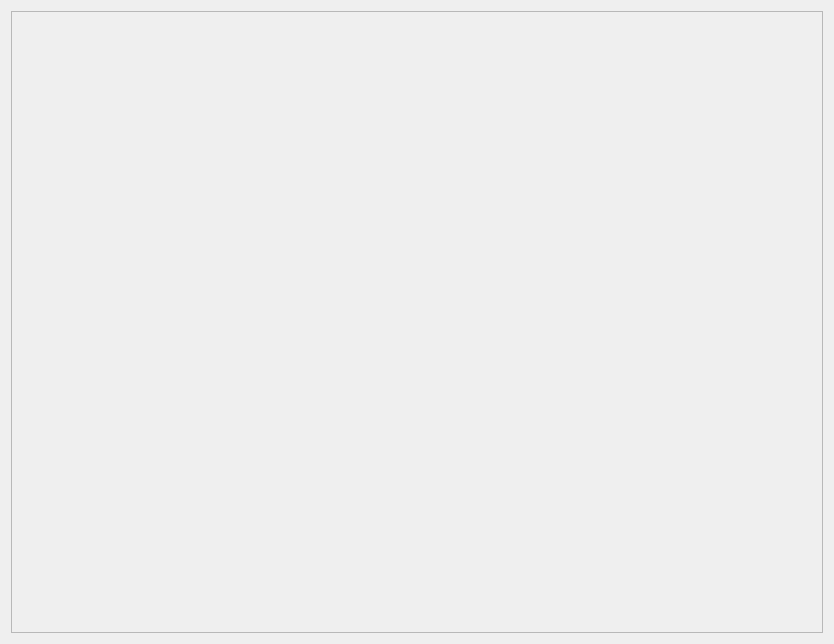
Qt form localiser/src/mainUI.ui (XeihtT/Robotica-25-26) before a commit.
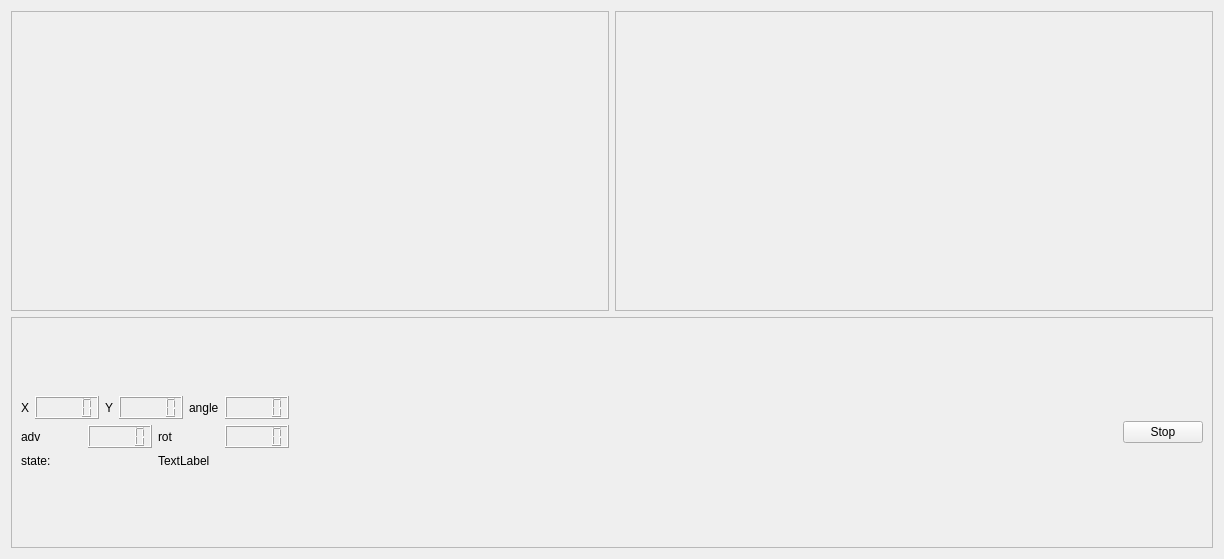
The same form after that commit.

What changed in the file:
```diff
--- a/localiser/src/mainUI.ui
+++ b/localiser/src/mainUI.ui
@@ -6,34 +6,228 @@
    <rect>
     <x>0</x>
     <y>0</y>
-    <width>834</width>
-    <height>644</height>
+    <width>1224</width>
+    <height>559</height>
    </rect>
   </property>
   <property name="windowTitle">
    <string>chocachoca</string>
   </property>
-  <layout class="QVBoxLayout" name="verticalLayout">
+  <layout class="QVBoxLayout" name="verticalLayout_6">
    <item>
-    <widget class="QFrame" name="frame">
-     <property name="frameShape">
-      <enum>QFrame::StyledPanel</enum>
-     </property>
-     <property name="frameShadow">
-      <enum>QFrame::Raised</enum>
-     </property>
-     <widget class="QWidget" name="verticalLayoutWidget">
-      <property name="geometry">
-       <rect>
-        <x>0</x>
-        <y>0</y>
-        <width>821</width>
-        <height>631</height>
-       </rect>
-      </property>
-      <layout class="QVBoxLayout" name="verticalLayout_2"/>
-     </widget>
-    </widget>
+    <layout class="QVBoxLayout" name="verticalLayout_5">
+     <item>
+      <layout class="QHBoxLayout" name="horizontalLayout_17">
+       <item>
+        <widget class="QFrame" name="frame">
+         <property name="sizePolicy">
+          <sizepolicy hsizetype="Expanding" vsizetype="Preferred">
+           <horstretch>0</horstretch>
+           <verstretch>0</verstretch>
+          </sizepolicy>
+         </property>
+         <property name="minimumSize">
+          <size>
+           <width>500</width>
+           <height>300</height>
+          </size>
+         </property>
+         <property name="frameShape">
+          <enum>QFrame::StyledPanel</enum>
+         </property>
+         <property name="frameShadow">
+          <enum>QFrame::Raised</enum>
+         </property>
+        </widget>
+       </item>
+       <item>
+        <widget class="QFrame" name="frame_room">
+         <property name="sizePolicy">
+          <sizepolicy hsizetype="Expanding" vsizetype="Preferred">
+           <horstretch>0</horstretch>
+           <verstretch>0</verstretch>
+          </sizepolicy>
+         </property>
+         <property name="minimumSize">
+          <size>
+           <width>500</width>
+           <height>300</height>
+          </size>
+         </property>
+         <property name="frameShape">
+          <enum>QFrame::StyledPanel</enum>
+         </property>
+         <property name="frameShadow">
+          <enum>QFrame::Raised</enum>
+         </property>
+        </widget>
+       </item>
+      </layout>
+     </item>
+     <item>
+      <widget class="QFrame" name="frame_2">
+       <property name="sizePolicy">
+        <sizepolicy hsizetype="Minimum" vsizetype="Preferred">
+         <horstretch>0</horstretch>
+         <verstretch>0</verstretch>
+        </sizepolicy>
+       </property>
+       <property name="frameShape">
+        <enum>QFrame::StyledPanel</enum>
+       </property>
+       <property name="frameShadow">
+        <enum>QFrame::Raised</enum>
+       </property>
+       <layout class="QVBoxLayout" name="verticalLayout_2">
+        <item>
+         <layout class="QHBoxLayout" name="horizontalLayout_18">
+          <item>
+           <layout class="QVBoxLayout" name="verticalLayout">
+            <item>
+             <layout class="QHBoxLayout" name="horizontalLayout_7">
+              <item>
+               <layout class="QHBoxLayout" name="horizontalLayout_2">
+                <item>
+                 <widget class="QLabel" name="label">
+                  <property name="text">
+                   <string>X</string>
+                  </property>
+                 </widget>
+                </item>
+                <item>
+                 <widget class="QLCDNumber" name="lcdNumber_mindist">
+                  <property name="font">
+                   <font>
+                    <bold>true</bold>
+                   </font>
+                  </property>
+                 </widget>
+                </item>
+               </layout>
+              </item>
+              <item>
+               <layout class="QHBoxLayout" name="horizontalLayout_3">
+                <item>
+                 <widget class="QLabel" name="label_2">
+                  <property name="text">
+                   <string>Y</string>
+                  </property>
+                 </widget>
+                </item>
+                <item>
+                 <widget class="QLCDNumber" name="lcdNumber_minangle">
+                  <property name="font">
+                   <font>
+                    <bold>true</bold>
+                   </font>
+                  </property>
+                 </widget>
+                </item>
+               </layout>
+              </item>
+              <item>
+               <layout class="QHBoxLayout" name="horizontalLayout_6">
+                <item>
+                 <widget class="QLabel" name="label_3">
+                  <property name="text">
+                   <string>angle</string>
+                  </property>
+                 </widget>
+                </item>
+                <item>
+                 <widget class="QLCDNumber" name="lcdNumber_minangle_2">
+                  <property name="font">
+                   <font>
+                    <bold>true</bold>
+                   </font>
+                  </property>
+                 </widget>
+                </item>
+               </layout>
+              </item>
+             </layout>
+            </item>
+            <item>
+             <layout class="QHBoxLayout" name="horizontalLayout_8">
+              <item>
+               <layout class="QHBoxLayout" name="horizontalLayout_4">
+                <item>
+                 <widget class="QLabel" name="label_4">
+                  <property name="text">
+                   <string>adv</string>
+                  </property>
+                 </widget>
+                </item>
+                <item>
+                 <widget class="QLCDNumber" name="lcdNumber_adv"/>
+                </item>
+               </layout>
+              </item>
+              <item>
+               <layout class="QHBoxLayout" name="horizontalLayout_5">
+                <item>
+                 <widget class="QLabel" name="label_5">
+                  <property name="text">
+                   <string>rot</string>
+                  </property>
+                 </widget>
+                </item>
+                <item>
+                 <widget class="QLCDNumber" name="lcdNumber_rot"/>
+                </item>
+               </layout>
+              </item>
+             </layout>
+            </item>
+            <item>
+             <layout class="QHBoxLayout" name="horizontalLayout">
+              <item>
+               <widget class="QLabel" name="label_state_name">
+                <property name="text">
+                 <string>state:</string>
+                </property>
+               </widget>
+              </item>
+              <item>
+               <widget class="QLabel" name="label_state">
+                <property name="text">
+                 <string>TextLabel</string>
+                </property>
+               </widget>
+              </item>
+             </layout>
+            </item>
+           </layout>
+          </item>
+          <item>
+           <spacer name="horizontalSpacer">
+            <property name="orientation">
+             <enum>Qt::Horizontal</enum>
+            </property>
+            <property name="sizeHint" stdset="0">
+             <size>
+              <width>40</width>
+              <height>20</height>
+             </size>
+            </property>
+           </spacer>
+          </item>
+          <item>
+           <widget class="QPushButton" name="pushButton_stop">
+            <property name="text">
+             <string>Stop</string>
+            </property>
+            <property name="checkable">
+             <bool>true</bool>
+            </property>
+           </widget>
+          </item>
+         </layout>
+        </item>
+       </layout>
+      </widget>
+     </item>
+    </layout>
    </item>
   </layout>
  </widget>
```
Left out of the diff: 2 changed lines with no effect on the pictures.
